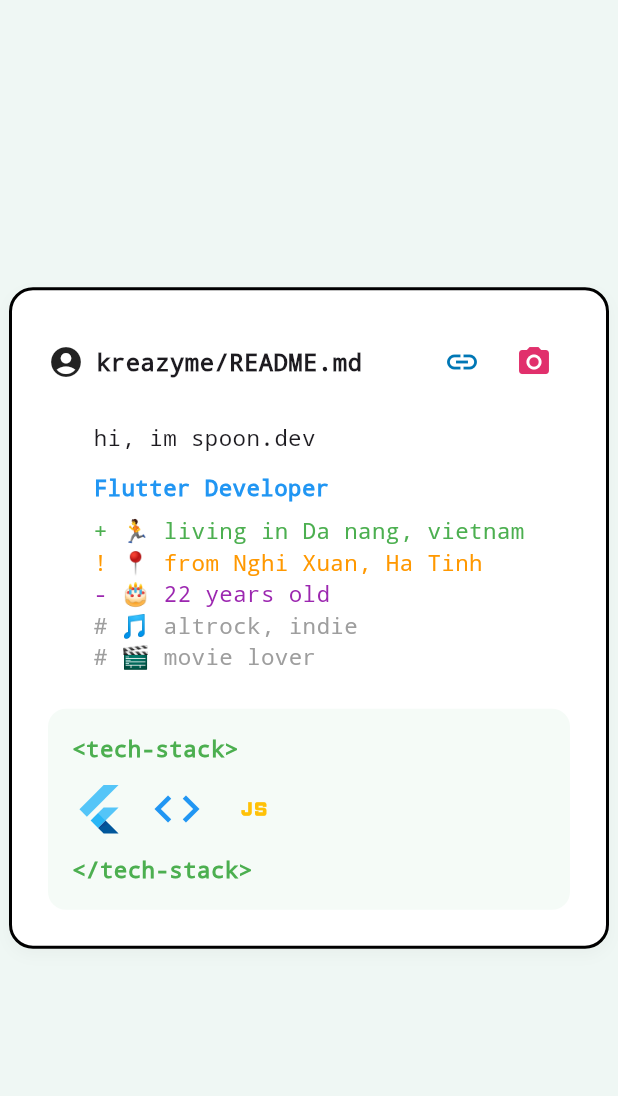
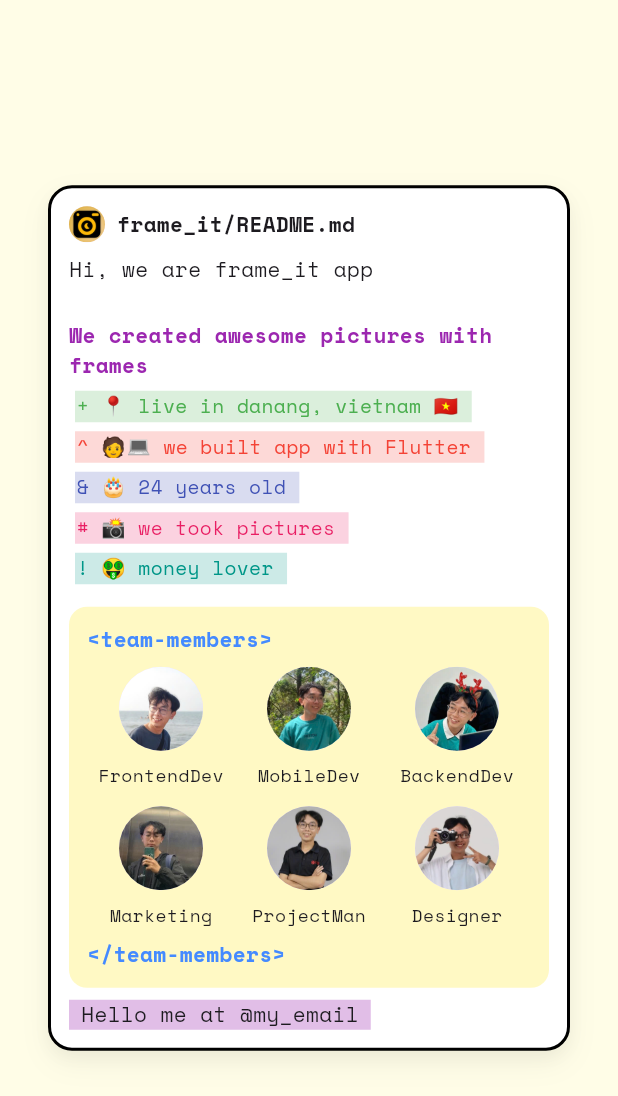
Before and after one commit to kreazyme/profile.github.io, a Flutter app: the screen it shows after launch, on a phone screen of 412 x 824 dp. Shown: the top 1096 px of the screen. Run offline on Flutter 3.47's test engine with Material 3 defaults, Android fonts, the light colour scheme and no system bars; our stand-ins replace google_fonts.

Commit message:
version 2

```diff
--- a/lib/main.dart
+++ b/lib/main.dart
@@ -1,4 +1,5 @@
 import 'package:flutter/material.dart';
+import 'package:google_fonts/google_fonts.dart';
 import 'package:profile/profile_page.dart';
 
 void main() {
@@ -12,9 +13,10 @@ class MyApp extends StatelessWidget {
   @override
   Widget build(BuildContext context) {
     return MaterialApp(
-      title: 'Flutter Demo',
+      title: 'FrameIt - Portfolio',
       theme: ThemeData(
         colorScheme: ColorScheme.fromSeed(seedColor: Colors.deepPurple),
+        fontFamily: GoogleFonts.spaceMono().fontFamily,
       ),
       home: const ProfilePage(),
     );
--- a/lib/profile_page.dart
+++ b/lib/profile_page.dart
@@ -1,4 +1,8 @@
+import 'package:flutter/gestures.dart';
 import 'package:flutter/material.dart';
+import 'package:google_fonts/google_fonts.dart';
+import 'package:url_launcher/url_launcher.dart';
+import 'package:url_launcher/url_launcher_string.dart';
 
 class ProfilePage extends StatefulWidget {
   const ProfilePage({super.key});
@@ -12,6 +16,7 @@ class _ProfilePageState extends State<ProfilePage>
   late AnimationController _controller;
   late Animation<double> _rotationAnim;
   late Animation<double> _scaleAnim;
+  bool isPressed = false;
 
   @override
   void initState() {
@@ -21,14 +26,14 @@ class _ProfilePageState extends State<ProfilePage>
       vsync: this,
     );
 
-    _rotationAnim = Tween<double>(begin: 0, end: 8 * 3.14159 / 180).animate(
+    _rotationAnim = Tween<double>(begin: 0, end: 6 * 3.14159 / 180).animate(
       CurvedAnimation(
         parent: _controller,
         curve: const Interval(0.0, 1.0, curve: Curves.easeOutBack),
       ),
     );
 
-    _scaleAnim = Tween<double>(begin: 1.0, end: 1.15).animate(
+    _scaleAnim = Tween<double>(begin: 1.0, end: 1.05).animate(
       CurvedAnimation(
         parent: _controller,
         curve: const Interval(0.0, 1.0, curve: Curves.easeOutCubic),
@@ -45,7 +50,7 @@ class _ProfilePageState extends State<ProfilePage>
   @override
   Widget build(BuildContext context) {
     return Scaffold(
-      backgroundColor: const Color(0xFFEFF7F4),
+      backgroundColor: Colors.yellow.shade50,
       body: Center(
         child: MouseRegion(
           onEnter: (_) {
@@ -65,7 +70,17 @@ class _ProfilePageState extends State<ProfilePage>
                 child: child,
               );
             },
-            child: _ProfileItem(),
+            child: GestureDetector(
+              onTap: () {
+                if (isPressed) {
+                  _controller.reverse();
+                } else {
+                  _controller.forward();
+                }
+                isPressed = !isPressed;
+              },
+              child: _ProfileItem(),
+            ),
           ),
         ),
       ),
@@ -74,13 +89,21 @@ class _ProfilePageState extends State<ProfilePage>
 }
 
 class _ProfileItem extends StatelessWidget {
-  const _ProfileItem({super.key});
+  _ProfileItem();
+
+  final font = GoogleFonts.spaceMono(fontSize: 14);
+
+  void openMail() {
+    launchUrlString('mailto:spoon.me.dev@gmail.com');
+  }
 
   @override
   Widget build(BuildContext context) {
+    final now = DateTime.now();
     return Container(
       width: 400,
-      padding: const EdgeInsets.all(24),
+      padding: const EdgeInsets.all(12),
+      margin: const EdgeInsets.all(32),
       decoration: BoxDecoration(
         color: Colors.white,
         borderRadius: BorderRadius.circular(16),
@@ -91,139 +114,151 @@ class _ProfileItem extends StatelessWidget {
             blurRadius: 8,
             offset: const Offset(0, 4),
           ),
+          BoxShadow(
+            color: Colors.black.withOpacity(0.05),
+            blurRadius: 16,
+            offset: const Offset(0, 8),
+          ),
         ],
       ),
       child: Column(
         mainAxisSize: MainAxisSize.min,
+        crossAxisAlignment: CrossAxisAlignment.start,
         children: [
-          // Header with GitHub icon and social links
           Row(
             children: [
-              const Icon(Icons.account_circle, size: 24),
+              CircleAvatar(
+                radius: 12,
+                backgroundImage: AssetImage('assets/logo.png'),
+              ),
               const SizedBox(width: 8),
-              const Text(
-                "kreazyme/README.md",
-                style: TextStyle(
-                  fontWeight: FontWeight.bold,
-                  fontSize: 16,
-                  fontFamily: 'monospace',
-                ),
+              Text(
+                "frame_it/README.md",
+                style: font.copyWith(fontWeight: FontWeight.bold),
               ),
               const Spacer(),
-              IconButton(
-                icon: const Icon(Icons.link, color: Color(0xFF0077B5)),
-                onPressed: () {},
-              ),
-              IconButton(
-                icon: const Icon(Icons.photo_camera, color: Color(0xFFE1306C)),
-                onPressed: () {},
-              ),
+              // IconButton(
+              //   icon: const Icon(Icons.link, color: Color(0xFF0077B5)),
+              //   onPressed: () {},
+              // ),
+              // IconButton(
+              //   icon: const Icon(Icons.photo_camera, color: Color(0xFFE1306C)),
+              //   onPressed: () {},
+              // ),
             ],
           ),
-          const SizedBox(height: 16),
+          const SizedBox(height: 8),
           // Profile content
-          const Column(
+          Column(
             crossAxisAlignment: CrossAxisAlignment.start,
             children: [
+              Text("Hi, we are frame_it app", style: font),
+              SizedBox(height: 24),
               Text(
-                "hi, im spoon.dev",
-                style: TextStyle(fontFamily: 'monospace', fontSize: 15),
-              ),
-              SizedBox(height: 12),
-              Text(
-                "Flutter Developer",
-                style: TextStyle(
-                  fontFamily: 'monospace',
-                  fontSize: 15,
-                  color: Colors.blue,
+                "We created awesome pictures with frames",
+                style: font.copyWith(
+                  color: Colors.purple,
                   fontWeight: FontWeight.bold,
                 ),
               ),
-              SizedBox(height: 8),
-              Text(
-                "+ 🏃 living in Da nang, vietnam",
-                style: TextStyle(
-                  fontFamily: 'monospace',
-                  fontSize: 15,
-                  color: Colors.green,
-                ),
+              SizedBox(height: 4),
+              _TextItem(
+                text: '+ 📍 live in danang, vietnam 🇻🇳',
+                color: Colors.green,
               ),
-              Text(
-                "! 📍 from Nghi Xuan, Ha Tinh",
-                style: TextStyle(
-                  fontFamily: 'monospace',
-                  fontSize: 15,
-                  color: Colors.orange,
-                ),
+              _TextItem(
+                text: '^ 🧑‍💻 we built app with Flutter',
+                color: Colors.red,
               ),
-              Text(
-                "- 🎂 22 years old",
-                style: TextStyle(
-                  fontFamily: 'monospace',
-                  fontSize: 15,
-                  color: Colors.purple,
-                ),
+              _TextItem(
+                text: '& 🎂 ${now.year - 2001} years old',
+                color: Colors.indigo,
               ),
-              Text(
-                "# 🎵 altrock, indie",
-                style: TextStyle(
-                  fontFamily: 'monospace',
-                  fontSize: 15,
-                  color: Colors.grey,
-                ),
-              ),
-              Text(
-                "# 🎬 movie lover",
-                style: TextStyle(
-                  fontFamily: 'monospace',
-                  fontSize: 15,
-                  color: Colors.grey,
-                ),
-              ),
+              _TextItem(text: '# 📸 we took pictures', color: Colors.pink),
+              _TextItem(text: '! 🤑 money lover', color: Colors.teal),
             ],
           ),
-          const SizedBox(height: 24),
+          const SizedBox(height: 12),
           // Tech stack
           Container(
             width: double.infinity,
-            padding: const EdgeInsets.all(16),
+            padding: const EdgeInsets.all(12),
             decoration: BoxDecoration(
-              color: const Color(0xFFF5FBF7),
+              color: Colors.yellow.shade100,
               borderRadius: BorderRadius.circular(12),
             ),
             child: const Column(
               crossAxisAlignment: CrossAxisAlignment.start,
               children: [
                 Text(
-                  "<tech-stack>",
+                  "<team-members>",
                   style: TextStyle(
-                    color: Colors.green,
-                    fontFamily: 'monospace',
+                    color: Colors.blueAccent,
                     fontWeight: FontWeight.bold,
-                    fontSize: 15,
+                    fontSize: 14,
                   ),
+                ),
+                SizedBox(height: 8),
+                Row(
+                  children: [
+                    _MemberItem(
+                      imagePath: 'assets/profile/fe.jpg',
+                      roleName: 'FrontendDev',
+                    ),
+                    _MemberItem(
+                      imagePath: 'assets/profile/mo.jpg',
+                      roleName: 'MobileDev',
+                    ),
+                    _MemberItem(
+                      imagePath: 'assets/profile/be.jpg',
+                      roleName: 'BackendDev',
+                    ),
+                  ],
                 ),
                 SizedBox(height: 12),
                 Row(
                   children: [
-                    FlutterLogo(size: 36),
-                    SizedBox(width: 16),
-                    Icon(Icons.code, size: 36, color: Colors.blue),
-                    SizedBox(width: 16),
-                    Icon(Icons.javascript, size: 36, color: Colors.amber),
+                    _MemberItem(
+                      imagePath: 'assets/profile/mkt.jpg',
+                      roleName: 'Marketing',
+                    ),
+                    _MemberItem(
+                      imagePath: 'assets/profile/pm.jpg',
+                      roleName: 'ProjectMan',
+                    ),
+                    _MemberItem(
+                      imagePath: 'assets/profile/des.jpg',
+                      roleName: 'Designer',
+                    ),
                   ],
                 ),
-                SizedBox(height: 12),
+                SizedBox(height: 8),
                 Text(
-                  "</tech-stack>",
+                  "</team-members>",
                   style: TextStyle(
-                    color: Colors.green,
-                    fontFamily: 'monospace',
+                    color: Colors.blueAccent,
                     fontWeight: FontWeight.bold,
-                    fontSize: 15,
+                    fontSize: 14,
                   ),
                 ),
               ],
+            ),
+          ),
+          const SizedBox(height: 8),
+          Container(
+            padding: const EdgeInsets.symmetric(horizontal: 8),
+            color: Colors.purple.shade100,
+            child: Text.rich(
+              textAlign: TextAlign.start,
+              TextSpan(
+                children: [
+                  const TextSpan(text: 'Hello me at '),
+                  TextSpan(
+                    text: '@my_email',
+                    recognizer: TapGestureRecognizer()..onTap = openMail,
+                  ),
+                ],
+              ),
             ),
           ),
         ],
@@ -231,3 +266,42 @@ class _ProfileItem extends StatelessWidget {
     );
   }
 }
+
+class _TextItem extends StatelessWidget {
+  const _TextItem({required this.text, required this.color});
+
+  final String text;
+  final Color color;
+
+  @override
+  Widget build(BuildContext context) {
+    return Container(
+      color: color.withValues(alpha: 0.2),
+      margin: const EdgeInsets.symmetric(horizontal: 4, vertical: 3),
+      padding: const EdgeInsets.all(1) + const EdgeInsets.only(right: 8),
+      child: Text(text, style: TextStyle(fontSize: 13, color: color)),
+    );
+  }
+}
+
+class _MemberItem extends StatelessWidget {
+  const _MemberItem({required this.imagePath, required this.roleName});
+
+  final String imagePath;
+  final String roleName;
+
+  @override
+  Widget build(BuildContext context) {
+    return Expanded(
+      child: Column(
+        mainAxisSize: MainAxisSize.min,
+        crossAxisAlignment: CrossAxisAlignment.center,
+        children: [
+          CircleAvatar(radius: 28, backgroundImage: AssetImage(imagePath)),
+          const SizedBox(height: 8),
+          Text(roleName, style: const TextStyle(fontSize: 12)),
+        ],
+      ),
+    );
+  }
+}
```
Also changed, not shown: pubspec.yaml (+7 -63 lines), assets/logo.png (added), assets/profile/be.jpg (added), assets/profile/des.jpg (added), assets/profile/fe.jpg (added), assets/profile/mkt.jpg (added), assets/profile/mo.jpg (added), assets/profile/pm.jpg (added), pubspec.lock, 7 other files.
